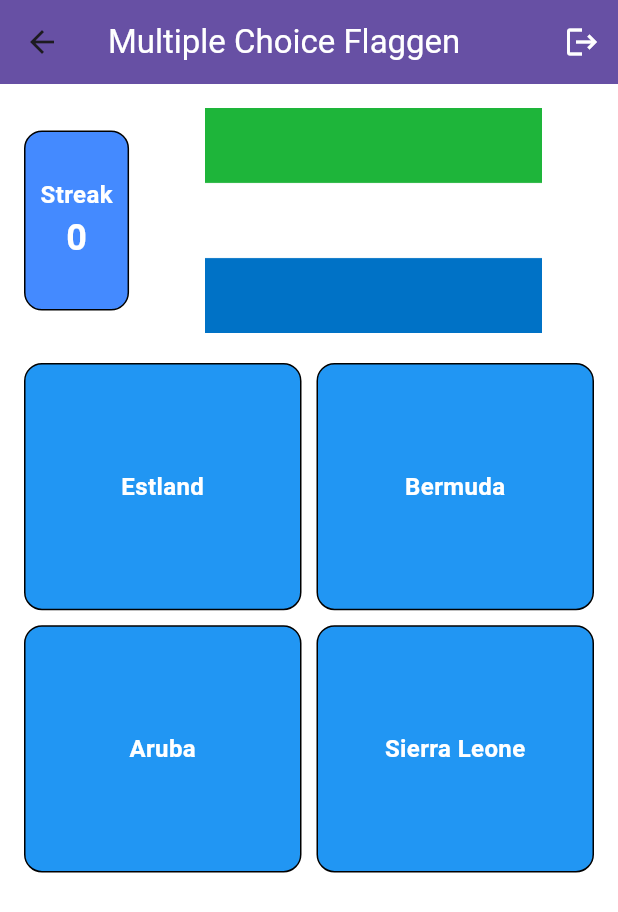
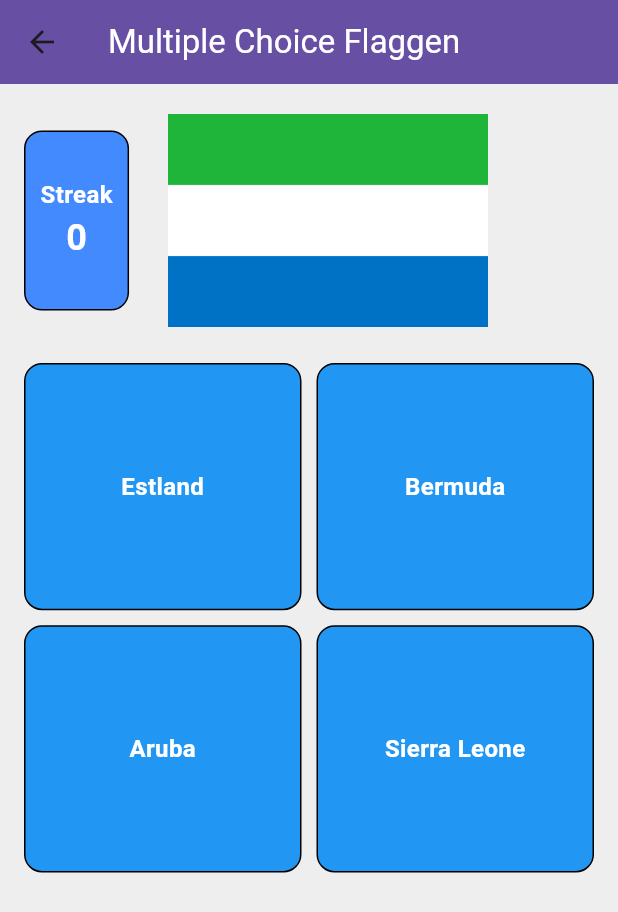
Before and after one commit to KenzRonny/GeoGenius, a Flutter app: the MultipleChoiceScreen screen opened directly, on a phone screen of 412 x 824 dp. Shown: the top 912 px of the screen. Run offline on Flutter 3.47's test engine with Material 3 defaults, Android fonts, the phone set to English and light mode, and no system bars; our stand-ins replace firebase_auth, firebase_core, latlong2; missing offline and left inert: firebase_ui_auth, syncfusion_flutter_core, syncfusion_flutter_maps; accounts and stored records are empty; network calls fail.

Commit message:
fixes: 	-changed the Color to a bright Grey(instead of the White)due to Conflicts with Flags in FlagsMultiple 		 Choices 	-centered the flag for Flags MultipleChoices 	-removed Hints from Flutter Analyze inside FlagsMultipleChoice,Capital Maps, Country Maps

```diff
--- a/lib/features/Guess_the_flag_multiple_choice/ui/multiple_choice_flags_page.dart
+++ b/lib/features/Guess_the_flag_multiple_choice/ui/multiple_choice_flags_page.dart
@@ -1,7 +1,7 @@
 
 import 'package:flutter/material.dart';
 
-import 'widgets/logout_button.dart';
+
 
 import 'package:geo_genius/features/home/data/countries_data.dart';
 
@@ -14,10 +14,8 @@ class MultipleChoiceScreen extends StatefulWidget{
 
 
 class _MultipleChoiceScreenState extends State<MultipleChoiceScreen>{
-  void _logout(BuildContext context){
-    ScaffoldMessenger.of(context).showSnackBar(const SnackBar(content: Text('Ausgeloggt')),
-    );
-  }
+
+
   late String correctCountry;
   late String flagPath;
   late List<String> options;
@@ -89,6 +87,7 @@ class _MultipleChoiceScreenState extends State<MultipleChoiceScreen>{
   Widget build(BuildContext context){
     final screenSize = MediaQuery.of(context).size;
     return Scaffold(
+      backgroundColor: Colors.grey[200],
       appBar: AppBar(
         backgroundColor: Theme.of(context).primaryColor,
           title: Text('Multiple Choice Flaggen',
@@ -99,9 +98,7 @@ class _MultipleChoiceScreenState extends State<MultipleChoiceScreen>{
           Navigator.pop(context);
           },
         ),
-        actions: [
-          LogoutButton(onLogout: () => _logout(context)),
-        ],
+
       ),
       body: Padding(
         padding: const EdgeInsets.all(16.0),
@@ -142,12 +139,27 @@ class _MultipleChoiceScreenState extends State<MultipleChoiceScreen>{
 
               ),
             ),
-            SizedBox(width: 16),
+            SizedBox(width: 26),
+
+        Flexible(
+          flex:3,
+        child:Center(
+          child: SizedBox(
+            height: 150,
+            width: screenSize.width * 0.7,
+            child: Image.asset(
+              flagPath,
+              fit: BoxFit.contain,
+              alignment: Alignment.center,
+            ),
+            ),
+          ),
+        ),
+            /*
             Expanded(
-              child: Container(
-              width: double.infinity,
+
+            child: SizedBox(
               height: 150,
-
 
             child:Image.asset(
               flagPath,
@@ -155,12 +167,19 @@ class _MultipleChoiceScreenState extends State<MultipleChoiceScreen>{
               fit: BoxFit.contain,
               alignment: Alignment.center,
 
+
             ),
 
               ),
             ),
+          */
+            Spacer(),
             ],
+
+
         ),
+
+
             SizedBox(height: 20),
             Expanded(
               child: GridView.builder(gridDelegate: SliverGridDelegateWithFixedCrossAxisCount(crossAxisCount: 2,
--- a/lib/features/click_on_map_country/data/geojson_parse_through.dart
+++ b/lib/features/click_on_map_country/data/geojson_parse_through.dart
@@ -54,7 +54,7 @@ class GeoJsonParser{
       return compute(parseGeoJsonInBackground, geoJsonString);
 
     }catch(e){
-      print('Fehler beim Laden oder Parsen der GeoJson-Datei: $e');
+      //print('Fehler beim Laden oder Parsen der GeoJson-Datei: $e');
       return[];
     }
 
--- a/lib/features/lernen/ui/widgets/country_item_list.dart
+++ b/lib/features/lernen/ui/widgets/country_item_list.dart
@@ -29,7 +29,7 @@ class CountryItemList extends StatelessWidget {
     final String flagUrl = country["flags"]?["png"] ?? "";
 
     return ListTile(
-      leading: Container(
+      leading: SizedBox(
         width: 83,
         child: Row(
           children: [
--- a/pubspec.yaml
+++ b/pubspec.yaml
@@ -42,6 +42,7 @@ dependencies:
   firebase_ui_auth: ^1.16.1
   firebase_ui_oauth_google: ^1.3.0
   syncfusion_flutter_maps: ^29.2.5
+  syncfusion_flutter_core: ^29.2.5
 
 
   dio: ^5.8.0+1
```
Also changed, not shown: lib/features/capital_cities/data/parsetroughCapitals.dart (+38 -10 lines), lib/features/capital_cities/ui/capitals_page.dart (+7 -6 lines), lib/features/click_on_map_country/ui/click_on_map_country_page.dart (+11 -18 lines), pubspec.lock, 2 other files.
